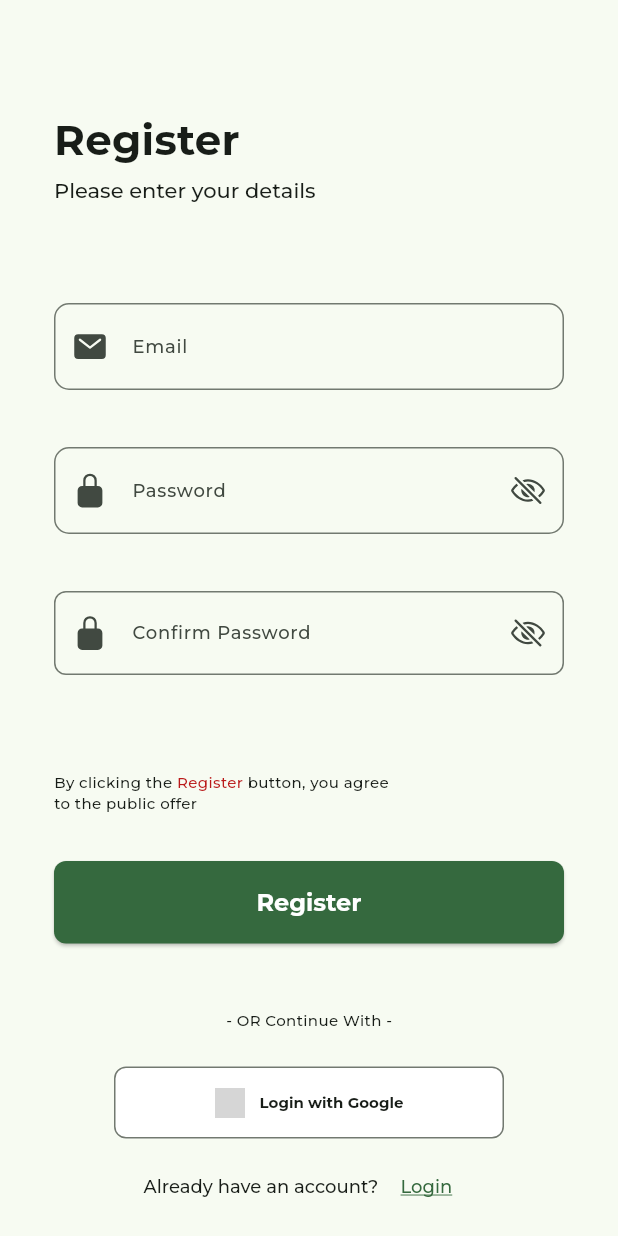
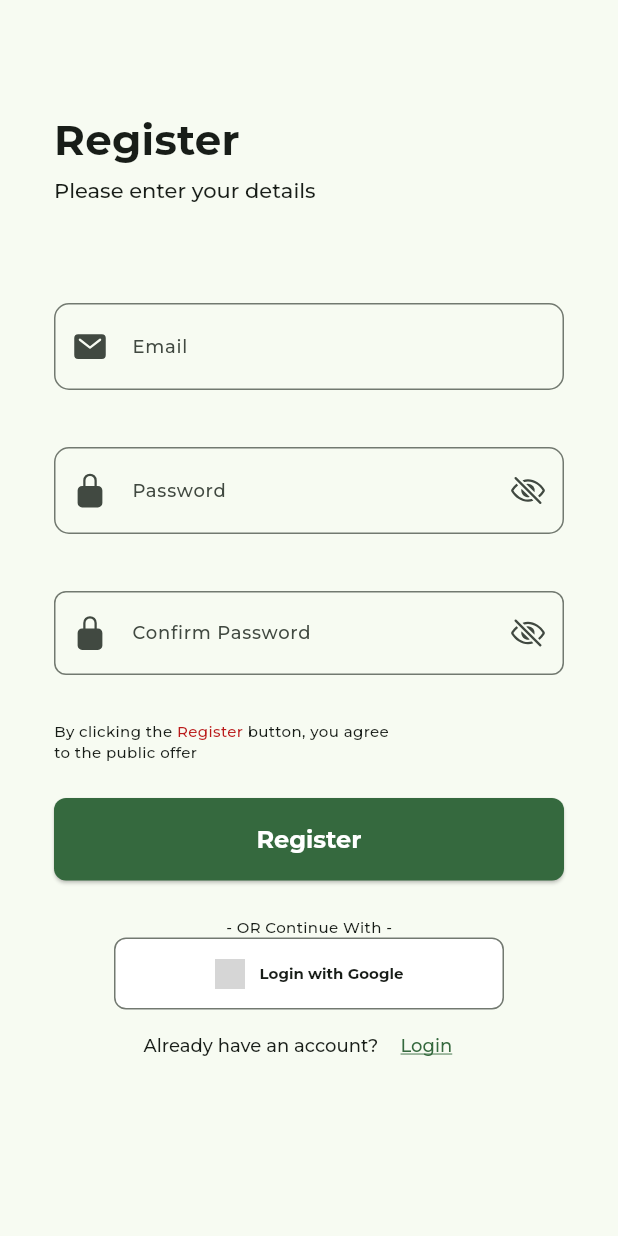
Before and after one commit to thienhdbse170185/F-LocalBrand.Mobile, a Flutter app: the screen it shows after launch, after a tap on "Login with Google", after a tap on "Login", after a tap on "Sign Up", on a phone screen of 412 x 824 dp. Run offline on Flutter 3.47's test engine with Material 3 defaults, Android fonts, the phone set to English and light mode, and no system bars; our stand-ins replace email_validator, firebase_auth, firebase_core, flutter_dotenv, google_sign_in, ionicons; accounts and stored records are empty; generated files the repository leaves out were written again; network calls fail; project files that could hold a hidden picture were left out; grey boxes are pictures that could not be loaded.

Commit message:
ref: UI improves, fixed bug navigate from forgot_pw to login

```diff
--- a/lib/main.dart
+++ b/lib/main.dart
@@ -36,7 +36,7 @@ class MyApp extends StatelessWidget {
       theme: materialTheme.light(),
       darkTheme: materialTheme.dark(),
       themeMode: ThemeMode.light,
-      initialRoute: '/signup',
+      initialRoute: '/login',
       routes: {
         '/': (context) => const HomeScreen(),
         '/login': (context) => const LoginScreen(),
--- a/lib/screens/auth/login.dart
+++ b/lib/screens/auth/login.dart
@@ -208,7 +208,7 @@ class _LoginScreenState extends State<LoginScreen> {
                       ),
                     ),
                     SizedBox(
-                      height: 90,
+                      height: 86,
                       child: TextFormField(
                         autocorrect: false,
                         autofocus: false,
@@ -247,8 +247,10 @@ class _LoginScreenState extends State<LoginScreen> {
                       alignment: Alignment.centerRight,
                       child: GestureDetector(
                         onTap: () {
-                          Navigator.popAndPushNamed(context, '/forgot_pw');
+                          Navigator.pushNamed(context, '/forgot_pw');
                         },
+                        child: SizedBox(
+                          height: 24,
                           child: Text(
                             'Forgot Password?',
                             textAlign: TextAlign.right,
@@ -259,10 +261,8 @@ class _LoginScreenState extends State<LoginScreen> {
                           ),
                         ),
                       ),
-                    const SizedBox(
-                      height: 32,
                     ),
-                    SizedBox(
+                    Padding(padding: EdgeInsets.only(top: 32), child: SizedBox(
                         width: double.infinity,
                         height: 56,
                         child: ElevatedButton(
@@ -277,13 +277,13 @@ class _LoginScreenState extends State<LoginScreen> {
                                 .headlineMedium
                                 ?.copyWith(color: Colors.white),
                           ),
-                        )),
+                        ))),
                   ],
                 )),
             Container(
               alignment: Alignment.center,
               child: Padding(
-                padding: EdgeInsets.symmetric(vertical: 40),
+                padding: EdgeInsets.only(top: 32),
                 child: Column(
                   children: [
                     Text(
@@ -291,9 +291,8 @@ class _LoginScreenState extends State<LoginScreen> {
                       style: textTheme.bodyMedium
                           ?.copyWith(color: colorScheme.onSurface),
                     ),
-                    GoogleLoginButton(),
-                    SizedBox(height: 4),
-                    Row(
+                    Padding(padding: EdgeInsets.only(top: 32),child: GoogleLoginButton()),
+                    Padding(padding: EdgeInsets.only(top: 16), child: Row(
                       mainAxisAlignment: MainAxisAlignment.center,
                       children: [
                         Text(
@@ -314,7 +313,7 @@ class _LoginScreenState extends State<LoginScreen> {
                           ),
                         )
                       ],
-                    )
+                    )),
                   ],
                 ),
               ),
--- a/lib/screens/auth/signup.dart
+++ b/lib/screens/auth/signup.dart
@@ -265,7 +265,7 @@ class _SignupScreenState extends State<SignupScreen> {
                     ),
                   ),
                   SizedBox(
-                      height: 96,
+                      height: 86,
                       child: TextFormField(
                         autocorrect: false,
                         autofocus: false,
@@ -300,7 +300,7 @@ class _SignupScreenState extends State<SignupScreen> {
                         style: textTheme.bodyLarge,
                       )),
                   Padding(
-                    padding: EdgeInsets.symmetric(vertical: 24),
+                    padding: EdgeInsets.only(bottom: 24),
                     child: Text.rich(TextSpan(children: [
                       TextSpan(
                           text: 'By clicking the ',
@@ -314,9 +314,7 @@ class _SignupScreenState extends State<SignupScreen> {
                           style: textTheme.bodyMedium)
                     ])),
                   ),
-                  Padding(
-                    padding: EdgeInsets.symmetric(vertical: 8),
-                    child: SizedBox(
+                    SizedBox(
                         width: double.infinity,
                         height: 55,
                         child: ElevatedButton(
@@ -331,7 +329,7 @@ class _SignupScreenState extends State<SignupScreen> {
                                       .headlineMedium
                                       ?.copyWith(color: Colors.white),
                                 ),
-                        )),
+                        ),
                   ),
                 ],
               ),
@@ -339,7 +337,7 @@ class _SignupScreenState extends State<SignupScreen> {
             Container(
               alignment: Alignment.center,
               child: Padding(
-                padding: EdgeInsets.only(top: 36),
+                padding: EdgeInsets.only(top: 24),
                 child: Column(
                   children: [
                     Text(
--- a/lib/screens/components/buttons/google_login.dart
+++ b/lib/screens/components/buttons/google_login.dart
@@ -30,7 +30,7 @@ class _GoogleLoginButtonState extends State<GoogleLoginButton> {
     final UserCredential userCredential =
         await FirebaseAuth.instance.signInWithCredential(credential);
     setState(() => _isLoading = false);
-    print(userCredential);
+    print(userCredential.credential);
   }
 
   @override
@@ -38,9 +38,7 @@ class _GoogleLoginButtonState extends State<GoogleLoginButton> {
     final TextTheme textTheme = Theme.of(context).textTheme;
 
     return SizedBox(
-      height: 80,
-      child: Padding(
-        padding: const EdgeInsets.only(top: 24, bottom: 8),
+      height: 48,
       child: Padding(
         padding: const EdgeInsets.symmetric(horizontal: 40),
         child: OutlinedButton(
@@ -68,7 +66,6 @@ class _GoogleLoginButtonState extends State<GoogleLoginButton> {
                 ),
         ),
       ),
-      ),
     );
   }
 }
```
Also changed, not shown: lib/screens/auth/forgot_pw.dart (+16 -14 lines). Lines whose indentation alone changed are shown as unchanged.
